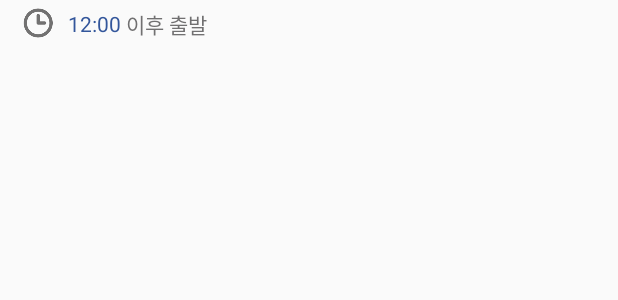
After one commit to songmho/BusRo, an Android app: the layout item_result_header.xml on its own in the app's theme, with its tools: preview values and no code run, on a phone screen of 412 x 824 dp. The commit adds this screen. Shown: the top 300 px of the screen. Run offline under Robolectric (Android 15) with nearby library versions, the phone set to English and light mode, and no system bars.

Commit message:
노선 조회 리사이클러뷰 헤더 추가

```diff
--- a/app/src/main/java/com/busro/busro/Dep_arr_Activity.java
+++ b/app/src/main/java/com/busro/busro/Dep_arr_Activity.java
@@ -92,6 +92,8 @@ public class Dep_arr_Activity extends AppCompatActivity implements View.OnClickL
                 break;
             case R.id.search:
                 Intent intent_result=new Intent(Dep_arr_Activity.this,Result_Activity.class);
+                intent_result.putExtra("depart","서울");
+                intent_result.putExtra("arrive","원주");
                 startActivity(intent_result);
                 break;
         }
--- a/app/src/main/java/com/busro/busro/Result_Activity.java
+++ b/app/src/main/java/com/busro/busro/Result_Activity.java
@@ -6,11 +6,9 @@ import android.support.design.widget.TabLayout;
 import android.support.v4.app.Fragment;
 import android.support.v4.app.FragmentManager;
 import android.support.v4.app.FragmentPagerAdapter;
-import android.support.v4.view.PagerAdapter;
 import android.support.v4.view.ViewPager;
 import android.support.v7.app.AppCompatActivity;
 import android.support.v7.widget.Toolbar;
-import android.view.View;
 
 /**
  * Created by songmho on 16. 2. 2.
@@ -27,7 +25,7 @@ public class Result_Activity extends AppCompatActivity {
 
         Toolbar toolbar=(Toolbar)findViewById(R.id.toolbar);
         setSupportActionBar(toolbar);
-        getSupportActionBar().setTitle("");
+        getSupportActionBar().setTitle(getIntent().getStringExtra("depart")+" -> "+getIntent().getStringExtra("arrive"));
         getSupportActionBar().setDisplayHomeAsUpEnabled(true);
 
         ViewPager viewPager=(ViewPager)findViewById(R.id.viewpager);
--- a/app/src/main/java/com/busro/busro/TimeFragment.java
+++ b/app/src/main/java/com/busro/busro/TimeFragment.java
@@ -4,7 +4,6 @@ import android.os.Bundle;
 import android.support.annotation.Nullable;
 import android.support.design.widget.TabLayout;
 import android.support.v4.app.Fragment;
-import android.support.v4.app.FragmentActivity;
 import android.support.v4.app.FragmentManager;
 import android.support.v4.app.FragmentPagerAdapter;
 import android.support.v4.view.ViewPager;
--- a/app/src/main/java/com/busro/busro/TimeResultFragment.java
+++ b/app/src/main/java/com/busro/busro/TimeResultFragment.java
@@ -32,8 +32,9 @@ public class TimeResultFragment extends Fragment {
         recyclerView.setLayoutManager(layoutManager);
 
         List<TimeResultItem> items=new ArrayList<>();
+        for(int i=0;i<4;i++){
         TimeResultItem item=new TimeResultItem();
-        items.add(item);
+        items.add(item);}
 
         recyclerView.setAdapter(new TimeResultAdapter(getActivity(),items));
 
--- a/app/src/main/res/layout/activity_main.xml
+++ b/app/src/main/res/layout/activity_main.xml
@@ -6,7 +6,7 @@
     android:layout_width="match_parent"
     android:layout_height="match_parent"
     android:background="@drawable/background"
-    tools:context="com.busro.busro.MainActivity">
+    tools:context=".MainActivity">
     <include
         layout="@layout/toolbar"
         android:id="@+id/toolbar"/>
--- /dev/null
+++ b/app/src/main/res/layout/item_result_header.xml
@@ -0,0 +1,26 @@
+<?xml version="1.0" encoding="utf-8"?>
+<LinearLayout xmlns:android="http://schemas.android.com/apk/res/android"
+    android:orientation="horizontal" android:layout_width="match_parent"
+    android:layout_height="wrap_content"
+    android:layout_marginLeft="15dp"
+    android:layout_marginTop="5dp"
+    android:layout_marginBottom="5dp">
+    <ImageView
+        android:layout_width="20dp"
+        android:layout_height="20dp"
+        android:src="@drawable/clock"/>
+    <TextView
+        android:id="@+id/text"
+        android:layout_width="wrap_content"
+        android:layout_height="wrap_content"
+        android:layout_marginLeft="10dp"
+        android:layout_gravity="center"
+        android:textColor="#33569B"
+        android:text="12:00"/>
+    <TextView
+        android:layout_width="wrap_content"
+        android:layout_height="wrap_content"
+        android:layout_gravity="center"
+        android:textColor="#717071"
+        android:text=" 이후 출발"/>
+</LinearLayout>
--- a/app/src/main/res/layout/item_viewpager.xml
+++ b/app/src/main/res/layout/item_viewpager.xml
@@ -2,12 +2,8 @@
 <LinearLayout xmlns:android="http://schemas.android.com/apk/res/android"
     android:orientation="vertical" android:layout_width="match_parent"
     android:layout_height="match_parent">
-    <RelativeLayout
-        android:layout_width="match_parent"
-        android:layout_height="match_parent">
         <android.support.v7.widget.RecyclerView
             android:id="@+id/recyclerview"
             android:layout_width="match_parent"
-            android:layout_height="match_parent"></android.support.v7.widget.RecyclerView>
-    </RelativeLayout>
+            android:layout_height="match_parent"/>
 </LinearLayout>
```
Also changed, not shown: app/src/main/java/com/busro/busro/TimeResultAdapter.java (+40 -7 lines), app/src/main/res/layout/item_result.xml (+36 -9 lines), 1 other file.
